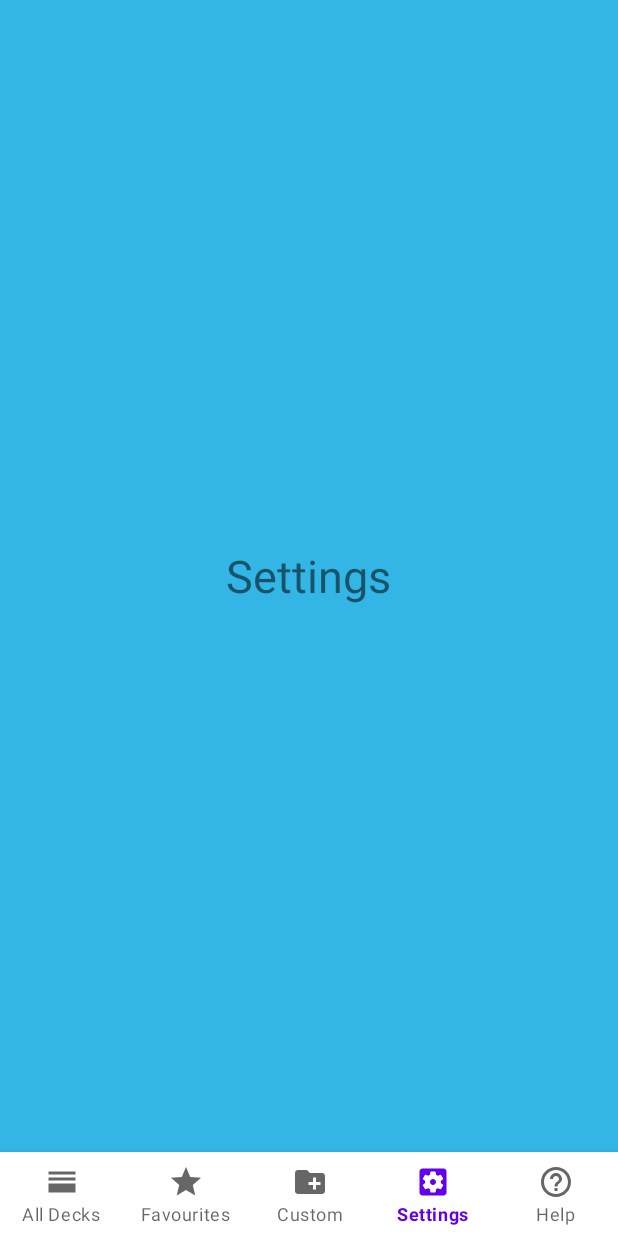
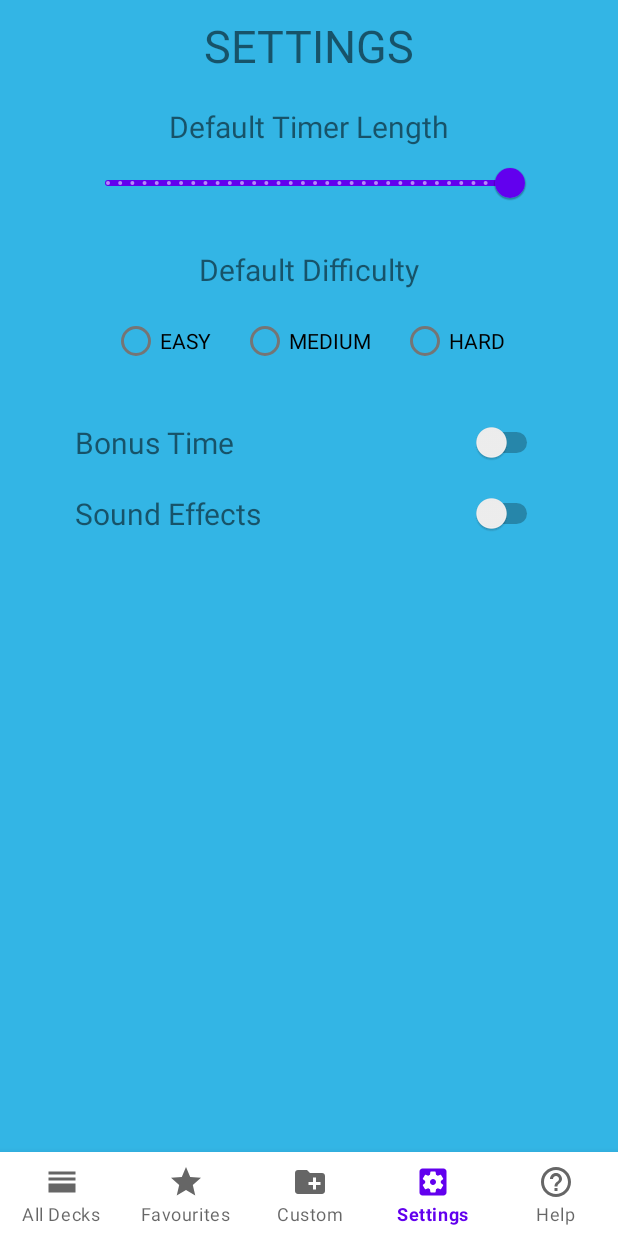
Before and after one commit to SilasParker/HeadsUp2, an Android app: the screen it shows after launch (MainActivity), item 4 of the bottom bar chosen, on a phone screen of 412 x 824 dp. Run offline under Robolectric (Android 15) with nearby library versions, the phone set to English and light mode, and no system bars; our stand-ins replace Firebase (no records; nobody signed in at launch, a user with empty details on screens opened directly).

Commit message:
Started Settings Layout
fragment_settings.xml: Mostly created

```diff
--- a/app/src/main/res/layout/fragment_settings.xml
+++ b/app/src/main/res/layout/fragment_settings.xml
@@ -1,14 +1,131 @@
 <?xml version="1.0" encoding="utf-8"?>
-<RelativeLayout xmlns:android="http://schemas.android.com/apk/res/android"
+<androidx.constraintlayout.widget.ConstraintLayout xmlns:android="http://schemas.android.com/apk/res/android"
+    xmlns:tools="http://schemas.android.com/tools"
     android:layout_width="match_parent"
     android:layout_height="match_parent"
+    xmlns:app="http://schemas.android.com/apk/res-auto"
     android:background="@android:color/holo_blue_light">
 
+
     <TextView
+        android:id="@+id/settingsTitle"
         android:layout_width="wrap_content"
         android:layout_height="wrap_content"
-        android:text="Settings"
+        android:text="SETTINGS"
         android:textSize="30sp"
-        android:layout_centerInParent="true"/>
+        app:layout_constraintStart_toStartOf="parent"
+        app:layout_constraintEnd_toEndOf="parent"
+        app:layout_constraintTop_toTopOf="parent"
+        android:layout_marginTop="10dp"/>
 
-</RelativeLayout>
+    <TextView
+        android:id="@+id/settingsTimerTitle"
+        android:layout_width="wrap_content"
+        android:layout_height="wrap_content"
+        android:text="Default Timer Length"
+        android:textSize="20sp"
+        app:layout_constraintStart_toStartOf="parent"
+        app:layout_constraintEnd_toEndOf="parent"
+        app:layout_constraintTop_toBottomOf="@+id/settingsTitle"
+        android:layout_marginTop="20dp"/>
+
+    <com.google.android.material.slider.Slider
+        android:id="@+id/settingsTimerSlider"
+        android:layout_width="300dp"
+        android:layout_height="50dp"
+        android:stepSize="1.0"
+        android:value="300.0"
+        android:valueFrom="30.0"
+        android:valueTo="300.0"
+        app:layout_constraintEnd_toEndOf="parent"
+        app:layout_constraintStart_toStartOf="parent"
+        app:layout_constraintTop_toBottomOf="@id/settingsTimerTitle" />
+
+    <TextView
+        android:id="@+id/settingsDifficultyTitle"
+        android:layout_width="wrap_content"
+        android:layout_height="wrap_content"
+        android:text="Default Difficulty"
+        android:textSize="20sp"
+        app:layout_constraintStart_toStartOf="parent"
+        app:layout_constraintEnd_toEndOf="parent"
+        app:layout_constraintTop_toBottomOf="@+id/settingsTimerSlider"
+        android:layout_marginTop="20dp"/>
+
+    <RadioGroup
+        android:id="@+id/settingsDifficultyRadioGroup"
+        android:layout_width="wrap_content"
+        android:layout_height="wrap_content"
+        android:orientation="horizontal"
+        app:layout_constraintEnd_toEndOf="parent"
+        app:layout_constraintStart_toStartOf="parent"
+        app:layout_constraintTop_toBottomOf="@id/settingsDifficultyTitle">
+
+        <RadioButton
+            android:id="@+id/settingsEasyRadio"
+            android:layout_width="wrap_content"
+            android:layout_height="wrap_content"
+            android:layout_margin="10dp"
+            android:layout_weight="1"
+            android:text="EASY" />
+
+        <RadioButton
+            android:id="@+id/settingsMediumRadio"
+            android:layout_width="wrap_content"
+            android:layout_height="wrap_content"
+            android:layout_margin="10dp"
+            android:layout_weight="1"
+            android:text="MEDIUM" />
+
+        <RadioButton
+            android:id="@+id/settingsHardRadio"
+            android:layout_width="wrap_content"
+            android:layout_height="wrap_content"
+            android:layout_margin="10dp"
+            android:layout_weight="1"
+            android:text="HARD" />
+    </RadioGroup>
+
+    <TextView
+        android:id="@+id/settingsBonusTitle"
+        android:layout_width="wrap_content"
+        android:layout_height="wrap_content"
+        android:text="Bonus Time"
+        android:textSize="20sp"
+        app:layout_constraintStart_toStartOf="parent"
+        app:layout_constraintTop_toBottomOf="@+id/settingsDifficultyRadioGroup"
+        android:layout_marginTop="20dp"
+        android:layout_marginLeft="50dp"/>
+
+    <Switch
+        android:id="@+id/settingsBonusSwitch"
+        android:layout_width="wrap_content"
+        android:layout_height="wrap_content"
+        android:text=""
+        app:layout_constraintEnd_toEndOf="parent"
+        app:layout_constraintTop_toBottomOf="@+id/settingsDifficultyRadioGroup"
+        android:layout_marginTop="20dp"
+        android:layout_marginRight="50dp"
+         />
+
+    <TextView
+        android:id="@+id/settingsSoundTitle"
+        android:layout_width="wrap_content"
+        android:layout_height="wrap_content"
+        android:text="Sound Effects"
+        android:textSize="20sp"
+        app:layout_constraintStart_toStartOf="parent"
+        app:layout_constraintTop_toBottomOf="@+id/settingsBonusSwitch"
+        android:layout_marginTop="20dp"
+        android:layout_marginLeft="50dp"/>
+
+    <Switch
+        android:id="@+id/settingsSoundSwitch"
+        android:layout_width="wrap_content"
+        android:layout_height="wrap_content"
+        android:text=""
+        app:layout_constraintEnd_toEndOf="parent"
+        app:layout_constraintTop_toBottomOf="@+id/settingsBonusSwitch"
+        android:layout_marginTop="20dp"
+        android:layout_marginRight="50dp"/>
+</androidx.constraintlayout.widget.ConstraintLayout>
```
